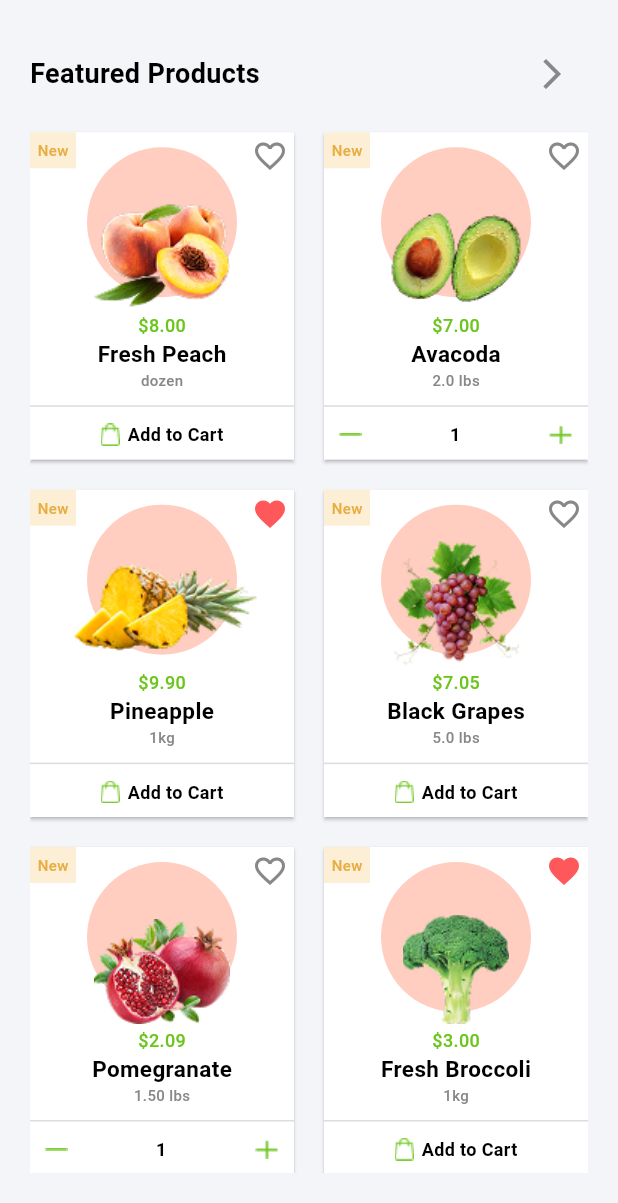
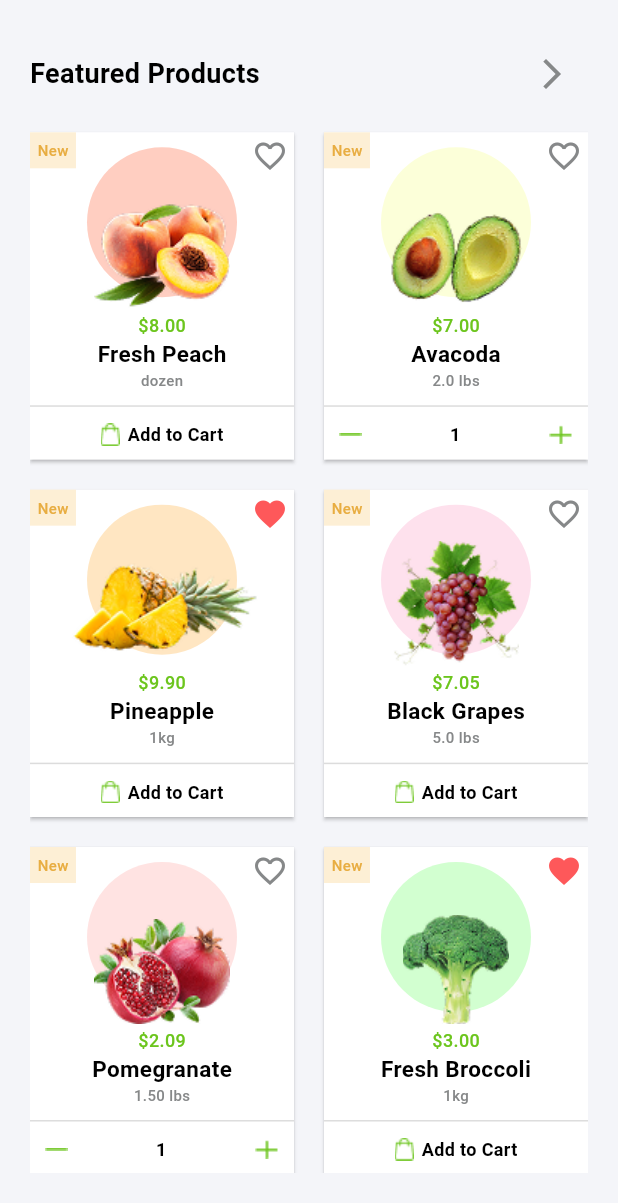
Before and after one commit to muhammadhuzaifakhan1133/grocery_app, a Flutter app: the screen it shows after launch, scrolled down 462 dp, on a phone screen of 412 x 824 dp, the part 33-1236 px from its top. Run offline on Flutter 3.47's test engine with Material 3 defaults, Android fonts, the light colour scheme and no system bars; our stand-ins replace country_code_picker, flutter_rating, go_router, pinput.

Commit message:
complete product detail screen

```diff
--- a/lib/constants/app_colors.dart
+++ b/lib/constants/app_colors.dart
@@ -21,4 +21,7 @@ class AppColors {
   static const offerContainerColor = Color(0xffFDEFD5);
   static const offerTagColor = Color(0xffE8AD41);
   static const favoriteColor = Color(0xffFE585A);
+  static const priceColor = Color(0xff28B446);
+  static const starColor = Color(0xffFFC107);
+  static const dividerColor = Color(0xffEBEBEB);
 }
--- a/lib/constants/app_images.dart
+++ b/lib/constants/app_images.dart
@@ -36,4 +36,5 @@ class AppImages {
   static const String minusIcon = 'assets/icons/minus.png';
   static const String plusIcon = 'assets/icons/plus.png';
   static const String cartIcon = 'assets/icons/cart_icon.png';
+  static const String whiteCartIcon = 'assets/icons/white_cart_icon.png';
 }
--- a/lib/models/product_model.dart
+++ b/lib/models/product_model.dart
@@ -1,3 +1,5 @@
+import 'package:flutter/material.dart';
+
 class ProductModel {
   final String image;
   final String title;
@@ -6,6 +8,9 @@ class ProductModel {
   final bool isAddedInCart;
   final bool isFavorite;
   final int quantity;
+  final Color color;
+  final String description =
+      "Organic Mountain works as a seller for many organic growers of organic lemons. Organic lemons are easy to spot in your produce aisle. They are just like regular lemons, but they will usually have a few more scars on the outside of the lemon skin. Organic lemons are considered to be the world's finest lemon for juicing. Organic Mountain works as a seller for many organic growers of organic lemons. Organic lemons are easy to spot in your produce aisle. They are just like regular lemons, but they will usually have a few more scars on the outside of the lemon skin. Organic lemons are considered to be the world's finest lemon for juicing";
 
   ProductModel({
     required this.image,
@@ -15,5 +20,6 @@ class ProductModel {
     required this.isAddedInCart,
     this.isFavorite = false,
     this.quantity = 1,
+    required this.color,
   });
 }
--- a/lib/routes/router.dart
+++ b/lib/routes/router.dart
@@ -1,5 +1,6 @@
 import 'package:go_router/go_router.dart';
 import 'package:grocery_app/models/category_model.dart';
+import 'package:grocery_app/models/product_model.dart';
 import 'package:grocery_app/routes/routes.dart';
 import 'package:grocery_app/ui/auth/forgot_password/forgot_password_view.dart';
 import 'package:grocery_app/ui/auth/login/login_view.dart';
@@ -10,6 +11,7 @@ import 'package:grocery_app/ui/category_products/category_products_view.dart';
 import 'package:grocery_app/ui/home/home_view.dart';
 import 'package:grocery_app/ui/onboarding/onboarding_view.dart';
 import 'package:grocery_app/ui/otp/otp_view.dart';
+import 'package:grocery_app/ui/product_detail/product_detail_view.dart';
 import 'package:grocery_app/ui/splash/splash_view.dart';
 import 'package:grocery_app/ui/verify_number/verify_number_view.dart';
 
@@ -18,42 +20,52 @@ final router = GoRouter(
   routes: [
     GoRoute(
       path: AppRoutes.splash,
+      name: AppRoutes.splash,
       builder: (context, state) => const SplashView(),
     ),
     GoRoute(
       path: AppRoutes.onboarding,
+      name: AppRoutes.onboarding,
       builder: (context, state) => const OnboardingView(),
     ),
     GoRoute(
       path: AppRoutes.welcome,
+      name: AppRoutes.welcome,
       builder: (context, state) => const AuthWelcomeView(),
     ),
     GoRoute(
       path: AppRoutes.signup,
+      name: AppRoutes.signup,
       builder: (context, state) => const SignUpView(),
     ),
     GoRoute(
       path: AppRoutes.login,
+      name: AppRoutes.login,
       builder: (context, state) => const LoginView(),
     ),
     GoRoute(
       path: AppRoutes.forgotPassword,
+      name: AppRoutes.forgotPassword,
       builder: (context, state) => const ForgotPasswordView(),
     ),
     GoRoute(
       path: AppRoutes.verifyNumber,
+      name: AppRoutes.verifyNumber,
       builder: (context, state) => const VerifyNumberView(),
     ),
     GoRoute(
       path: AppRoutes.otp,
+      name: AppRoutes.otp,
       builder: (context, state) => const OtpView(),
     ),
     GoRoute(
       path: AppRoutes.home,
+      name: AppRoutes.home,
       builder: (context, state) => const HomeView(),
     ),
     GoRoute(
       path: AppRoutes.categories,
+      name: AppRoutes.categories,
       builder: (context, state) {
         final categories = state.extra as List<CategoryModel>;
         return CategoriesView(categories: categories);
@@ -61,9 +73,19 @@ final router = GoRouter(
     ),
     GoRoute(
       path: AppRoutes.categoryProducts,
+      name: AppRoutes.categoryProducts,
       builder: (context, state) {
         final categoryTitle = state.uri.queryParameters['title'] as String;
         return CategoryProductsView(categoryTitle: categoryTitle);
+      },
+    ),
+    GoRoute(
+      path: AppRoutes.productDetails,
+      name: AppRoutes.productDetails,
+      builder: (context, state) {
+        final product = state.extra as ProductModel;
+        final index = int.tryParse(state.uri.queryParameters['index'] ?? '') ?? 0;
+        return ProductDetailView(product: product, index: index);
       },
     ),
   ],
--- a/lib/routes/routes.dart
+++ b/lib/routes/routes.dart
@@ -10,4 +10,5 @@ class AppRoutes {
   static const String home = '/home';
   static const String categories = '/categories';
   static const String categoryProducts = '/category-products';
+  static const String productDetails = '/product-details';
 }
--- a/lib/ui/category_products/category_products_view.dart
+++ b/lib/ui/category_products/category_products_view.dart
@@ -27,7 +27,10 @@ class CategoryProductsView extends StatelessWidget {
           ),
         ],
       ),
-      body: ProductGridView(viewModel: viewModel),
+      body: Padding(
+        padding: const EdgeInsets.all(20.0),
+        child: ProductGridView(viewModel: viewModel),
+      ),
     );
   }
 }
--- a/lib/ui/home/home_view_model.dart
+++ b/lib/ui/home/home_view_model.dart
@@ -16,6 +16,13 @@ class HomeViewModel extends ChangeNotifier {
   PageController pageController = PageController();
 
   Timer? autoScrollAdTimer;
+
+  bool showMore = false;
+
+  void toggleShowMore() {
+    showMore = !showMore;
+    notifyListeners();
+  }
 
   void startAutoScrollAdTimer() {
     autoScrollAdTimer = Timer.periodic(const Duration(seconds: 3), (timer) {
@@ -58,6 +65,7 @@ class HomeViewModel extends ChangeNotifier {
       price: '\$8.00',
       availableQty: 'dozen',
       isAddedInCart: false,
+      color: const Color(0xffFFCEC1),
     ),
     ProductModel(
       image: AppImages.fruit2,
@@ -65,6 +73,7 @@ class HomeViewModel extends ChangeNotifier {
       price: '\$7.00',
       availableQty: '2.0 lbs',
       isAddedInCart: true,
+      color: const Color(0xffFCFFD9),
     ),
     ProductModel(
       image: AppImages.fruit3,
@@ -73,6 +82,7 @@ class HomeViewModel extends ChangeNotifier {
       availableQty: '1kg',
       isAddedInCart: false,
       isFavorite: true,
+      color: const Color(0xffFFE6C2),
     ),
     ProductModel(
       image: AppImages.fruit4,
@@ -80,6 +90,7 @@ class HomeViewModel extends ChangeNotifier {
       price: '\$7.05',
       availableQty: '5.0 lbs',
       isAddedInCart: false,
+      color: const Color(0xffFEE1ED),
     ),
     ProductModel(
       image: AppImages.fruit5,
@@ -87,6 +98,7 @@ class HomeViewModel extends ChangeNotifier {
       price: '\$2.09',
       availableQty: '1.50 lbs',
       isAddedInCart: true,
+      color: Color(0xffFFE3E2),
     ),
     ProductModel(
       image: AppImages.fruit6,
@@ -95,6 +107,7 @@ class HomeViewModel extends ChangeNotifier {
       availableQty: '1kg',
       isAddedInCart: false,
       isFavorite: true,
+      color: const Color(0xffD2FFD0),
     ),
   ];
 
@@ -152,6 +165,8 @@ class HomeViewModel extends ChangeNotifier {
       availableQty: product.availableQty,
       isAddedInCart: true,
       isFavorite: product.isFavorite,
+      quantity: 1,
+      color: product.color,
     );
     notifyListeners();
   }
@@ -165,6 +180,8 @@ class HomeViewModel extends ChangeNotifier {
       availableQty: product.availableQty,
       isAddedInCart: false,
       isFavorite: product.isFavorite,
+      quantity: 1,
+      color: product.color,
     );
     notifyListeners();
   }
@@ -180,6 +197,7 @@ class HomeViewModel extends ChangeNotifier {
       isAddedInCart: product.isAddedInCart,
       isFavorite: product.isFavorite,
       quantity: newQuantity,
+      color: product.color,
     );
     notifyListeners();
   }
@@ -196,6 +214,7 @@ class HomeViewModel extends ChangeNotifier {
         isAddedInCart: product.isAddedInCart,
         isFavorite: product.isFavorite,
         quantity: newQuantity,
+        color: product.color,
       );
       notifyListeners();
     } else {
@@ -213,6 +232,7 @@ class HomeViewModel extends ChangeNotifier {
       isAddedInCart: product.isAddedInCart,
       isFavorite: !product.isFavorite,
       quantity: product.quantity,
+      color: product.color,
     );
     notifyListeners();
   }
--- a/lib/ui/home/widgets/category_card.dart
+++ b/lib/ui/home/widgets/category_card.dart
@@ -6,10 +6,7 @@ import 'package:grocery_app/routes/router.dart';
 import 'package:grocery_app/routes/routes.dart';
 
 class CategoryCard extends StatelessWidget {
-  const CategoryCard({
-    super.key,
-    required this.category,
-  });
+  const CategoryCard({super.key, required this.category});
 
   final CategoryModel category;
 
@@ -17,9 +14,10 @@ class CategoryCard extends StatelessWidget {
   Widget build(BuildContext context) {
     return InkWell(
       onTap: () {
-        router.goNamed(AppRoutes.categoryProducts, queryParameters: {
-          'title': category.title,
-        });
+        context.pushNamed(
+          AppRoutes.categoryProducts,
+          queryParameters: {'title': category.title},
+        );
       },
       child: Column(
         children: [
--- a/lib/ui/home/widgets/home_view_widgets.dart
+++ b/lib/ui/home/widgets/home_view_widgets.dart
@@ -17,7 +17,7 @@ Stack productImage(ProductModel product) {
         width: 100,
         height: 100,
         decoration: BoxDecoration(
-          color: AppColors.furitCicle,
+          color: product.color,
           shape: BoxShape.circle,
         ),
       ),
@@ -83,15 +83,12 @@ Positioned offerTag() {
   );
 }
 
-Positioned favoriteButton(
+Widget favoriteButton(
   HomeViewModel viewModel,
   int index,
   ProductModel product,
 ) {
-  return Positioned(
-    top: 0,
-    right: 0,
-    child: InkWell(
+  return InkWell(
     onTap: () {
       viewModel.toggleFavorite(index);
     },
@@ -105,22 +102,6 @@ Positioned favoriteButton(
                 : AppColors.greyTextColor,
       ),
     ),
-    ),
-
-    // child: IconButton(
-    //   padding: EdgeInsets.zero,
-    //   onPressed: () {},
-    //   icon: Icon(
-    //     product.isFavorite
-    //         ? Icons.favorite
-    //         : Icons.favorite_border,
-
-    //     color:
-    //         product.isFavorite
-    //             ? AppColors.favoriteColor
-    //             : AppColors.greyTextColor,
-    //   ),
-    // ),
   );
 }
 
--- a/lib/ui/home/widgets/product_grid_view.dart
+++ b/lib/ui/home/widgets/product_grid_view.dart
@@ -5,6 +5,7 @@ import 'package:grocery_app/constants/app_text_styles.dart';
 import 'package:grocery_app/models/product_model.dart';
 import 'package:grocery_app/ui/home/home_view_model.dart';
 import 'package:grocery_app/ui/home/widgets/home_view_widgets.dart';
+import 'package:grocery_app/ui/home/widgets/product_square_card.dart';
 import 'package:grocery_app/utils/extensions.dart';
 import 'package:provider/provider.dart';
 
@@ -35,62 +36,10 @@ class ProductGridView extends StatelessWidget {
               (context, viewModel) =>
                   viewModel.featuredProducts[index],
           builder: (context, product, child) {
-            return Card(
-              color: AppColors.whiteColor,
-              shape: RoundedRectangleBorder(
-                borderRadius: BorderRadius.zero,
-              ),
-              margin: EdgeInsets.zero,
-              child: Stack(
-                children: [
-                  Column(
-                    children: [
-                      const SizedBox(height: 10),
-                      Padding(
-                        padding: const EdgeInsets.symmetric(
-                          horizontal: 10,
-                        ),
-                        child: Column(
-                          children: [
-                            productImage(product),
-                            const SizedBox(height: 10),
-                            Text(
-                              product.price,
-                              style:
-                                  AppTextStyles.productPriceStyle,
-                            ),
-                            Text(
-                              product.title,
-                              style:
-                                  AppTextStyles
-                                      .productTitlleStyle,
-                            ),
-                            Text(
-                              product.availableQty,
-                              style:
-                                  AppTextStyles
-                                      .categoryTitleStyle,
-                            ),
-                          ],
-                        ),
-                      ),
-                      const SizedBox(height: 10),
-                      Divider(
-                        height: 1,
-                        color: AppColors.inactiveColor,
-                      ),
-                      const SizedBox(height: 10),
-                      if (product.isAddedInCart)
-                        cartCounter(viewModel, index, product),
-
-                      if (!product.isAddedInCart)
-                        addToCartButton(viewModel, index),
-                    ],
-                  ),
-                  offerTag(),
-                  favoriteButton(viewModel, index, product),
-                ],
-              ),
+            return ProductSquareCard(
+              viewModel: viewModel,
+              index: index,
+              product: product,
             );
           },
         );
--- /dev/null
+++ b/lib/ui/home/widgets/product_square_card.dart
@@ -0,0 +1,90 @@
+
+import 'package:flutter/material.dart';
+import 'package:go_router/go_router.dart';
+import 'package:grocery_app/constants/app_colors.dart';
+import 'package:grocery_app/constants/app_text_styles.dart';
+import 'package:grocery_app/models/product_model.dart';
+import 'package:grocery_app/routes/routes.dart';
+import 'package:grocery_app/ui/home/home_view_model.dart';
+import 'package:grocery_app/ui/home/widgets/home_view_widgets.dart';
+
+class ProductSquareCard extends StatelessWidget {
+  const ProductSquareCard({
+    super.key,
+    required this.viewModel, required this.index, required this.product,
+  });
+
+  final HomeViewModel viewModel;
+  final int index;
+  final ProductModel product;
+
+  @override
+  Widget build(BuildContext context) {
+    return GestureDetector(
+      onTap: () {
+        // Navigate to product detail view
+        context.pushNamed(AppRoutes.productDetails, extra: product, queryParameters: {'index': index.toString()});
+      },
+      child: Card(
+        color: AppColors.whiteColor,
+        shape: RoundedRectangleBorder(
+          borderRadius: BorderRadius.zero,
+        ),
+        margin: EdgeInsets.zero,
+        child: Stack(
+          children: [
+            Column(
+              children: [
+                const SizedBox(height: 10),
+                Padding(
+                  padding: const EdgeInsets.symmetric(
+                    horizontal: 10,
+                  ),
+                  child: Column(
+                    children: [
+                      productImage(product),
+                      const SizedBox(height: 10),
+                      Text(
+                        product.price,
+                        style:
+                            AppTextStyles.productPriceStyle,
+                      ),
+                      Text(
+                        product.title,
+                        style:
+                            AppTextStyles
+                                .productTitlleStyle,
+                      ),
+                      Text(
+                        product.availableQty,
+                        style:
+                            AppTextStyles
+                                .categoryTitleStyle,
+                      ),
+                    ],
+                  ),
+                ),
+                const SizedBox(height: 10),
+                Divider(
+                  height: 1,
+                  color: AppColors.inactiveColor,
+                ),
+                const SizedBox(height: 10),
+                if (product.isAddedInCart)
+                  cartCounter(viewModel, index, product),
+
+                if (!product.isAddedInCart)
+                  addToCartButton(viewModel, index),
+              ],
+            ),
+            offerTag(),
+            Positioned(
+              top: 0,
+              right: 0,
+              child: favoriteButton(viewModel, index, product)),
+          ],
+        ),
+      ),
+    );
+  }
+}
--- a/pubspec.yaml
+++ b/pubspec.yaml
@@ -40,6 +40,7 @@ dependencies:
   flutter_launcher_icons: ^0.14.4
   country_code_picker: ^3.4.0
   pinput: ^5.0.2
+  flutter_rating: ^2.0.2
 
 dev_dependencies:
   flutter_launcher_icons: ^0.14.4
```
Also changed, not shown: lib/ui/product_detail/product_detail_view.dart (added, +94 -0 lines), lib/ui/product_detail/widgets/product_detail_widgets.dart (added, +200 -0 lines), lib/utils/custom_ui_clippers.dart (+42 -0 lines), lib/widgets/custom_button.dart (+27 -6 lines), assets/icons/white_cart_icon.png (added), pubspec.lock. Lines whose indentation alone changed are shown as unchanged.
